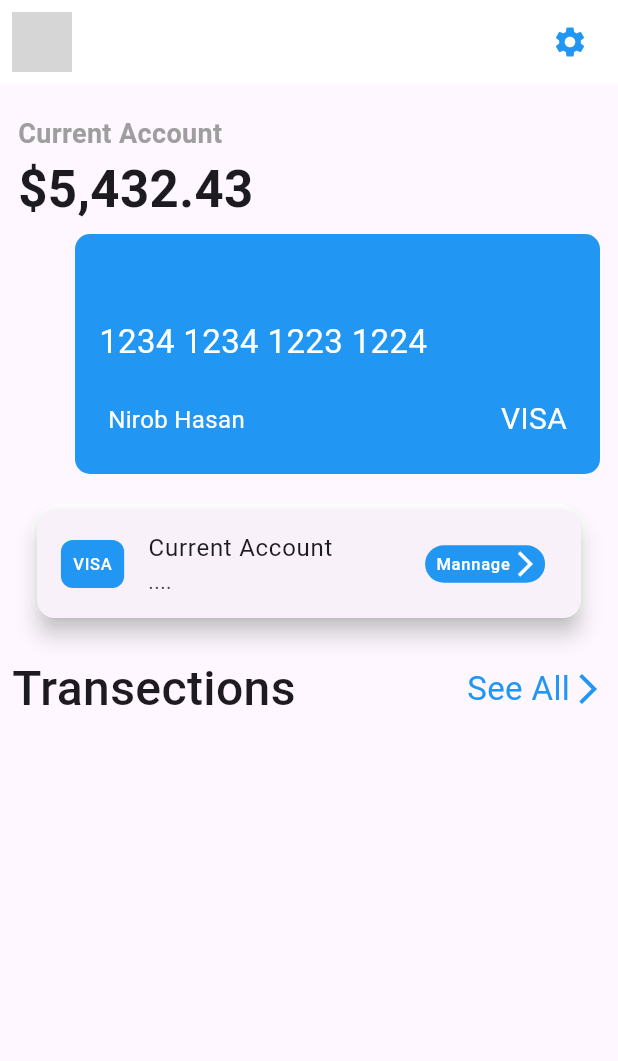
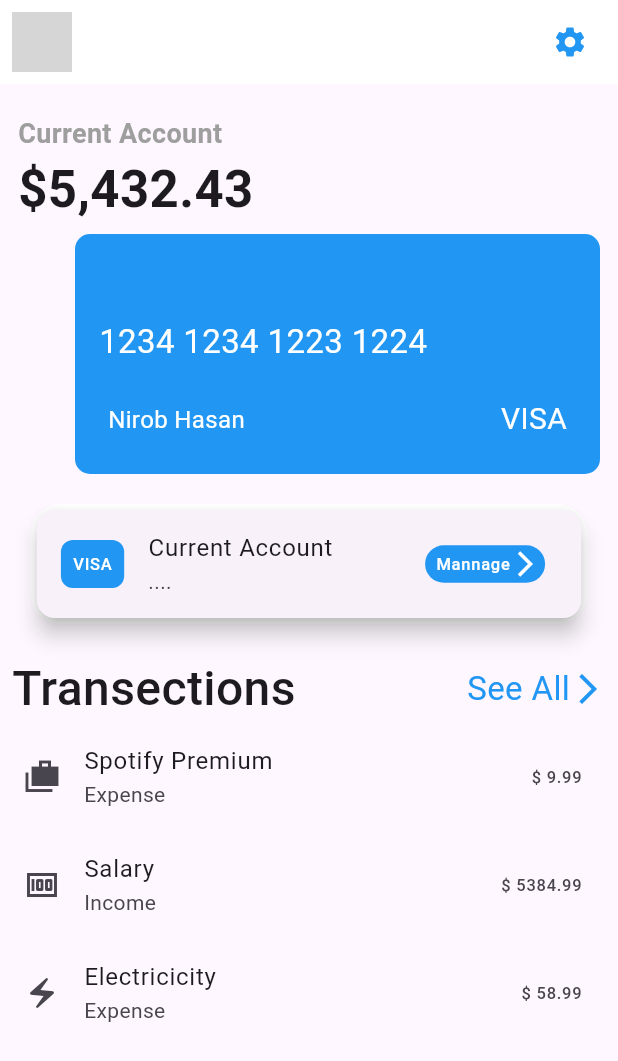
Before and after one commit to tutuldev/expense-app-with-flutter, a Flutter app: the screen it shows after launch, on a phone screen of 412 x 824 dp. Shown: the top 1061 px of the screen. Run offline on Flutter 3.47's test engine with Material 3 defaults, Android fonts, the phone set to English and light mode, and no system bars; network calls fail; grey boxes are pictures that could not be loaded.

Commit message:
transections section

```diff
--- /dev/null
+++ b/lib/screens/model/transections_model.dart
@@ -0,0 +1,18 @@
+
+import 'package:flutter/cupertino.dart';
+
+class TransectionsModel {
+  String? title;
+  String? subtitle;
+  IconData? iconData;
+  double? amount;
+
+  TransectionsModel({
+  required this.title,
+  required this.subtitle,
+  required this.iconData,
+  required this.amount,
+
+});
+
+}
--- a/lib/screens/my_home_screen.dart
+++ b/lib/screens/my_home_screen.dart
@@ -1,10 +1,13 @@
+import 'package:expense_app/screens/model/transections_model.dart';
 import 'package:expense_app/screens/widgets/account_mannage.dart';
 import 'package:expense_app/screens/widgets/credit_card.dart';
 import 'package:expense_app/screens/widgets/current_account.dart';
+import 'package:expense_app/screens/widgets/transactions_list.dart';
 import 'package:flutter/material.dart';
 
 class MyHomeScreen extends StatelessWidget {
   const MyHomeScreen({super.key});
+
 
   @override
   Widget build(BuildContext context) {
@@ -29,7 +32,7 @@ class MyHomeScreen extends StatelessWidget {
       ),
       body: Column(
         crossAxisAlignment: CrossAxisAlignment.start,
-        children: [
+        children:   [
           //current account blance section
           CurrentAcount(),
 
@@ -48,7 +51,7 @@ class MyHomeScreen extends StatelessWidget {
             padding: const EdgeInsets.symmetric(horizontal:8.0),
             child: Row(
               mainAxisAlignment: MainAxisAlignment.spaceBetween,
-              children: [
+              children: const  [
                 Text("Transections",
                 style: TextStyle(
                   fontSize: 32,
@@ -64,7 +67,8 @@ class MyHomeScreen extends StatelessWidget {
               ],
 
             ),
-          )
+          ),
+          Expanded(child: TransactionsList()),
 
         ],
       ),
--- /dev/null
+++ b/lib/screens/widgets/transactions_list.dart
@@ -0,0 +1,31 @@
+
+import 'package:flutter/material.dart';
+
+import '../model/transections_model.dart';
+
+class TransactionsList extends StatelessWidget {
+   TransactionsList({super.key});
+
+  List<TransectionsModel> transections = [
+    TransectionsModel(title: "Spotify Premium", subtitle: "Expense",
+        iconData: Icons.cases_sharp, amount: 9.99),
+    TransectionsModel(title: "Salary", subtitle: "Income",
+        iconData: Icons.money, amount: 5384.99),
+    TransectionsModel(title: "Electricicity", subtitle: "Expense",
+        iconData: Icons.electric_bolt, amount: 58.99),
+  ];
+
+  @override
+  Widget build(BuildContext context) {
+    return  ListView.builder(
+      itemCount: transections.length,
+      itemBuilder: (context,index){
+      return ListTile(
+        leading: Icon(transections[index].iconData),
+        title: Text(transections[index].title !),
+        subtitle: Text(transections[index].subtitle !),
+        trailing: Text("\$ ${transections[index].amount}"),
+      );
+    },);
+  }
+}
```
